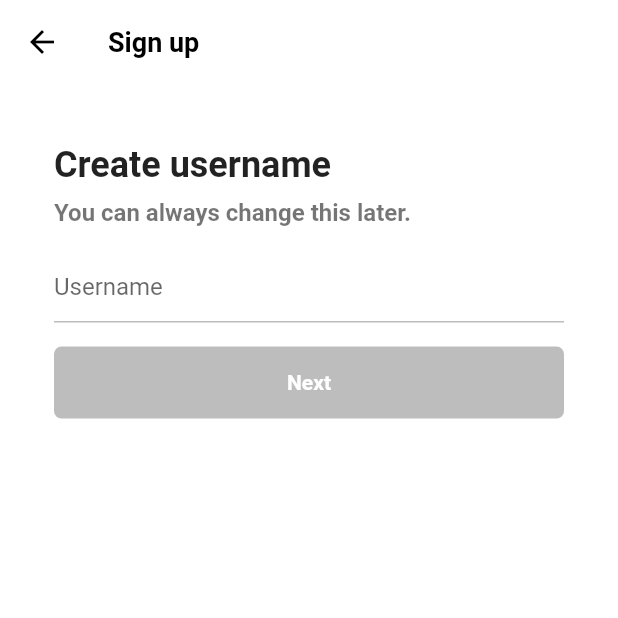
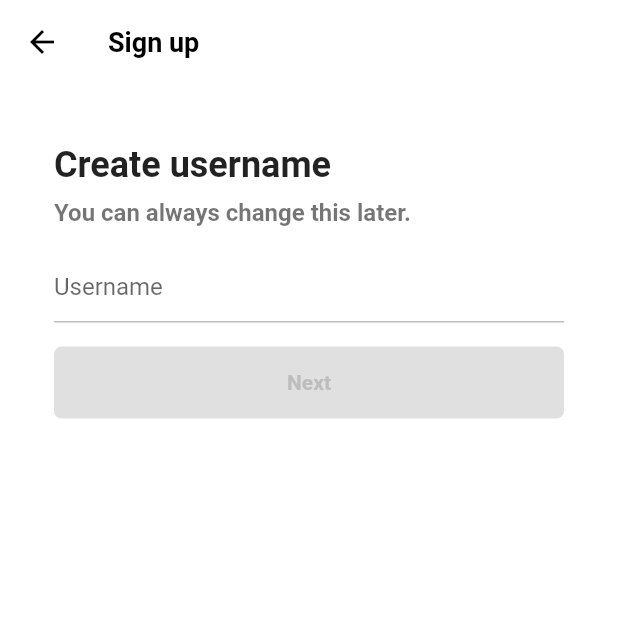
Before and after one commit to bam-e22/tiktok_clone, a Flutter app: the UsernameScreen screen opened directly, on a phone screen of 412 x 824 dp, the top half of it. Run offline on Flutter 3.47's test engine with Material 2 defaults, Android fonts, the phone set to English and light mode, and no system bars; our stand-ins replace font_awesome_flutter.

Commit message:
AnimatedDefaultTextStyle, extract FormButton widget

```diff
--- a/lib/features/authentication/username_screen.dart
+++ b/lib/features/authentication/username_screen.dart
@@ -1,6 +1,7 @@
 import 'package:flutter/material.dart';
 import 'package:tiktok_clone/constants/gaps.dart';
 import 'package:tiktok_clone/constants/sizes.dart';
+import 'package:tiktok_clone/features/authentication/widgets/form_button.dart';
 
 class UsernameScreen extends StatefulWidget {
   const UsernameScreen({Key? key}) : super(key: key);
@@ -21,6 +22,12 @@ class _UsernameScreenState extends State<UsernameScreen> {
         _username = _usernameController.text;
       });
     });
+  }
+
+  @override
+  void dispose() {
+    _usernameController.dispose();
+    super.dispose();
   }
 
   @override
@@ -74,27 +81,7 @@ class _UsernameScreenState extends State<UsernameScreen> {
               ),
             ),
             Gaps.v16,
-            FractionallySizedBox(
-              widthFactor: 1,
-              child: AnimatedContainer(
-                padding: EdgeInsets.symmetric(vertical: Sizes.size16),
-                decoration: BoxDecoration(
-                  color: _username.isEmpty
-                      ? Colors.grey.shade400
-                      : Theme.of(context).primaryColor,
-                  borderRadius: BorderRadius.circular(Sizes.size5),
-                ),
-                duration: Duration(milliseconds: 200),
-                child: Text(
-                  'Next',
-                  textAlign: TextAlign.center,
-                  style: TextStyle(
-                    color: Colors.white,
-                    fontWeight: FontWeight.w600,
-                  ),
-                ),
-              ),
-            )
+            FormButton(enabled: _username.isNotEmpty)
           ],
         ),
       ),
--- /dev/null
+++ b/lib/features/authentication/widgets/form_button.dart
@@ -0,0 +1,39 @@
+import 'package:flutter/material.dart';
+
+import '../../../constants/sizes.dart';
+
+class FormButton extends StatelessWidget {
+  final bool enabled;
+
+  const FormButton({
+    super.key,
+    required this.enabled,
+  });
+
+  @override
+  Widget build(BuildContext context) {
+    return FractionallySizedBox(
+      widthFactor: 1,
+      child: AnimatedContainer(
+        padding: const EdgeInsets.symmetric(vertical: Sizes.size16),
+        decoration: BoxDecoration(
+          color:
+              enabled ? Theme.of(context).primaryColor : Colors.grey.shade300,
+          borderRadius: BorderRadius.circular(Sizes.size5),
+        ),
+        duration: const Duration(milliseconds: 200),
+        child: AnimatedDefaultTextStyle(
+          duration: const Duration(milliseconds: 200),
+          style: TextStyle(
+            color: enabled ? Colors.white : Colors.grey.shade400,
+            fontWeight: FontWeight.w600,
+          ),
+          child: const Text(
+            'Next',
+            textAlign: TextAlign.center,
+          ),
+        ),
+      ),
+    );
+  }
+}
```
